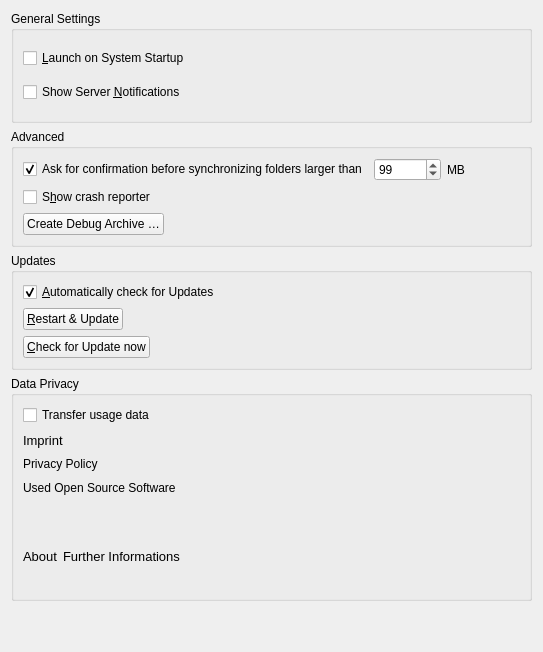
Old version of the form src/gui/generalsettings.ui in the repository nextmcloud/desktop.
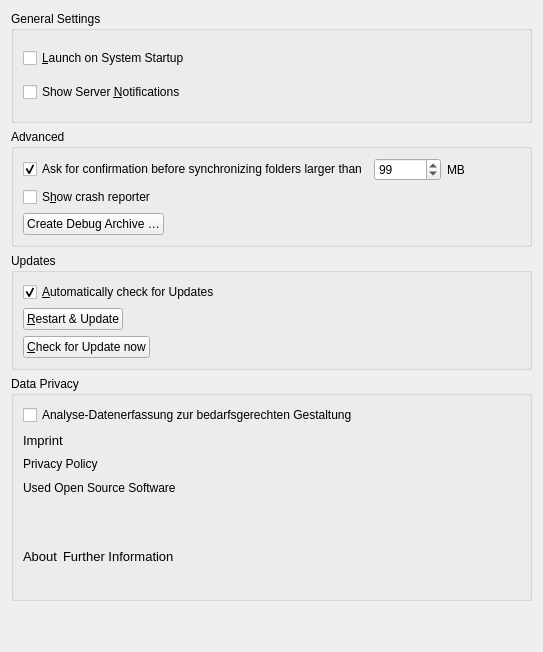
New version of the form.

```diff
--- a/src/gui/generalsettings.ui
+++ b/src/gui/generalsettings.ui
@@ -23,7 +23,7 @@
       <item>
        <widget class="QCheckBox" name="transferUsageDataCheckBox">
         <property name="text">
-         <string>Transfer usage data</string>
+         <string notr="true">Analyse-Datenerfassung zur bedarfsgerechten Gestaltung</string>
         </property>
         <property name="checked">
          <bool>false</bool>
@@ -122,7 +122,7 @@
            </font>
           </property>
           <property name="text">
-           <string>Further Informations</string>
+           <string>Further Information</string>
           </property>
          </widget>
         </item>
```
